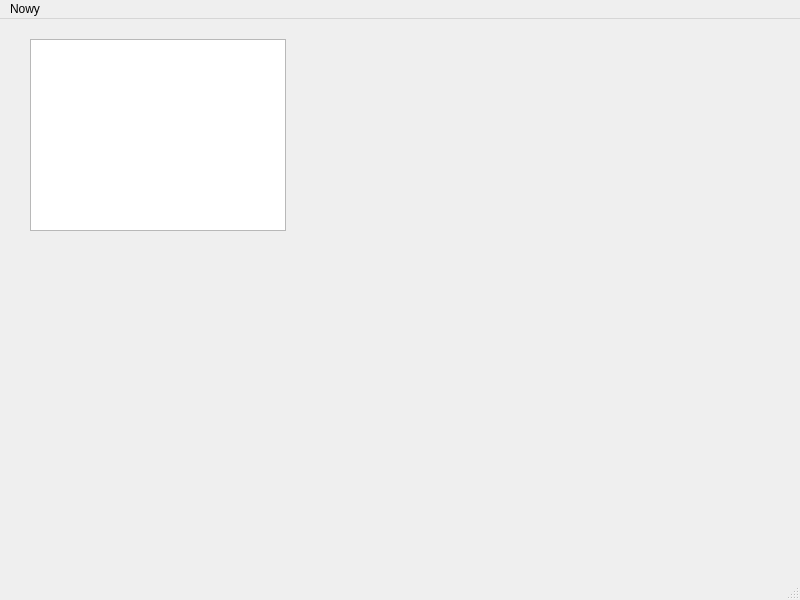
The window that notes2/mainwindow.ui (Kiacyn/Rep1) describes before a commit, drawn with Qt 5.
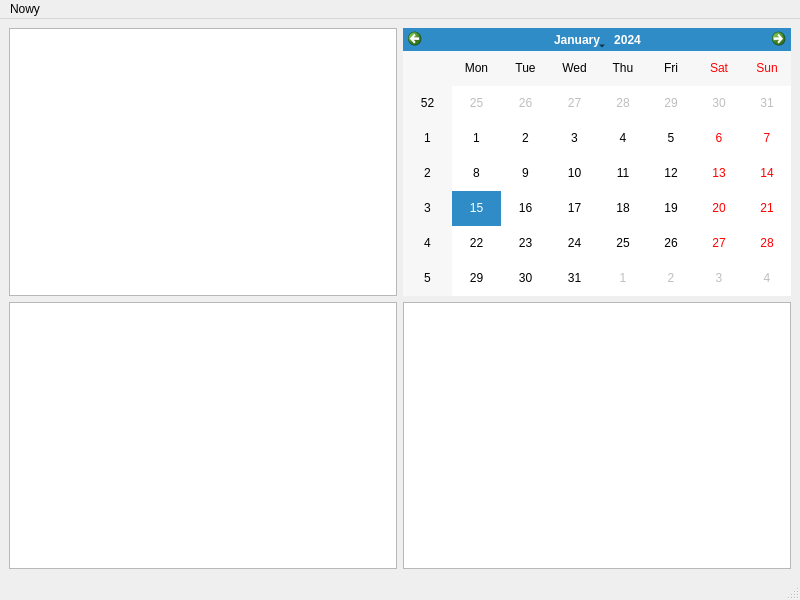
The same window after the commit.

Patch:
```diff
--- a/notes2/mainwindow.ui
+++ b/notes2/mainwindow.ui
@@ -14,16 +14,20 @@
    <string>MainWindow</string>
   </property>
   <widget class="QWidget" name="centralwidget">
-   <widget class="QListView" name="listViewNotes">
-    <property name="geometry">
-     <rect>
-      <x>30</x>
-      <y>20</y>
-      <width>256</width>
-      <height>192</height>
-     </rect>
-    </property>
-   </widget>
+   <layout class="QGridLayout" name="gridLayout">
+    <item row="1" column="0">
+     <widget class="QListView" name="listViewPoints"/>
+    </item>
+    <item row="0" column="1">
+     <widget class="QCalendarWidget" name="calendarWidget"/>
+    </item>
+    <item row="1" column="1">
+     <widget class="QListView" name="listViewPlans"/>
+    </item>
+    <item row="0" column="0">
+     <widget class="QListWidget" name="listWidgetNotes"/>
+    </item>
+   </layout>
   </widget>
   <widget class="QMenuBar" name="menubar">
    <property name="geometry">
```
